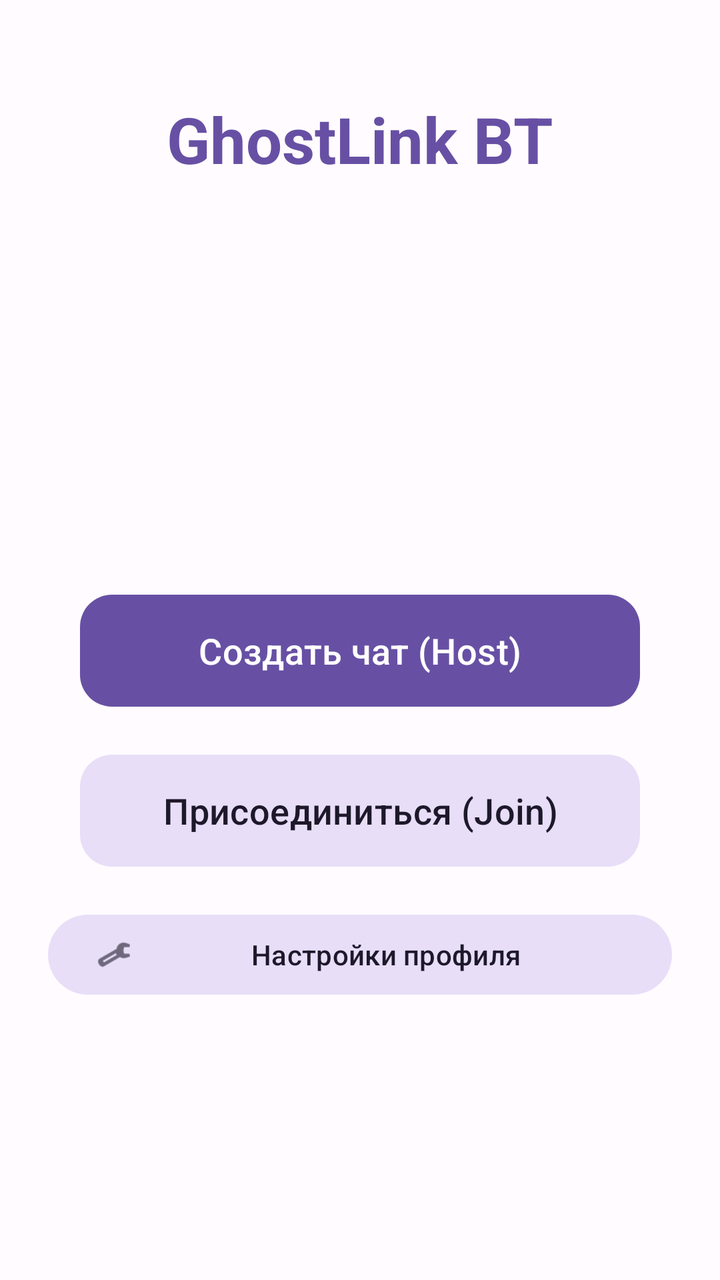
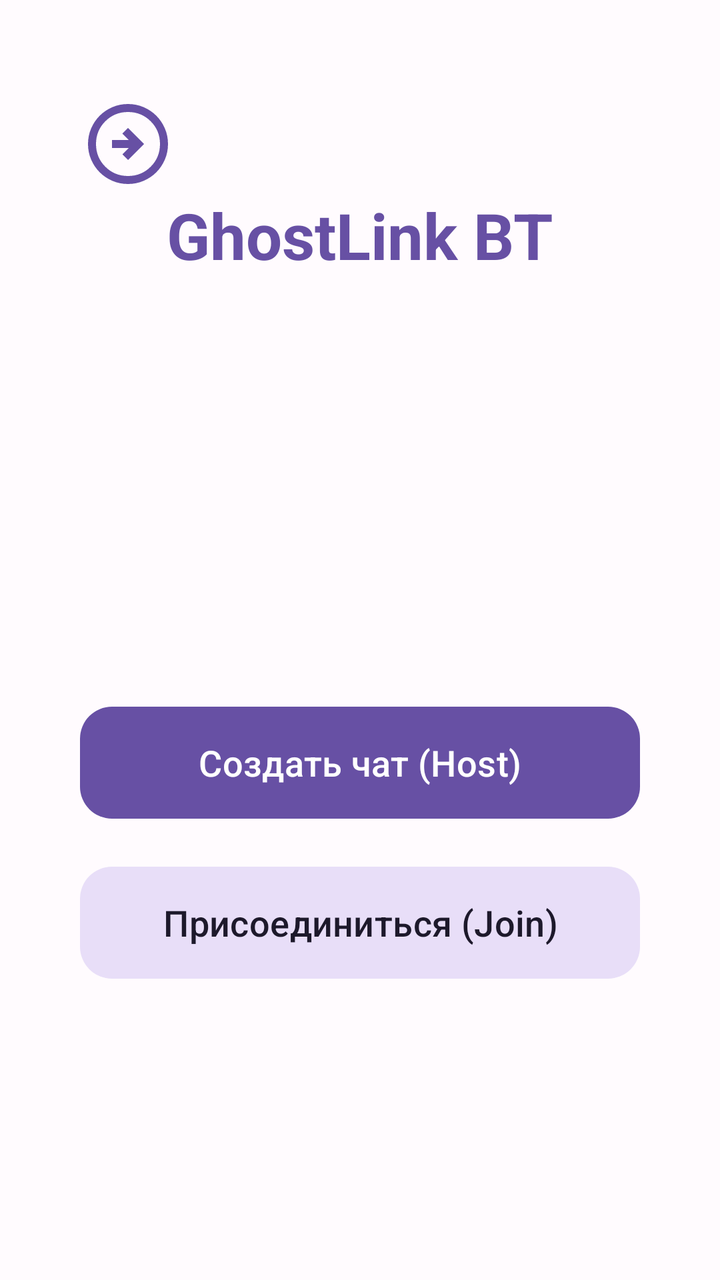

Two renders of the same Android screen: before a commit and after it. Below are the layout's source before the change and the commit's diff.
<!-- AndroidManifest.xml: application theme Theme.Ghostlink -->
<!-- res/layout/activity_main.xml -->
<?xml version="1.0" encoding="utf-8"?>
<LinearLayout xmlns:android="http://schemas.android.com/apk/res/android"
    xmlns:app="http://schemas.android.com/apk/res-auto"
    android:id="@+id/main"
    android:layout_width="match_parent"
    android:layout_height="match_parent"
    android:orientation="vertical"
    android:paddingTop="48dp"
    android:paddingHorizontal="24dp">

    <TextView
        android:id="@+id/titleText"
        android:layout_width="wrap_content"
        android:layout_height="wrap_content"
        android:layout_marginBottom="48dp"
        android:layout_gravity="center_horizontal" android:text="GhostLink BT"
        android:textColor="?attr/colorPrimary"
        android:textSize="32sp"
        android:textStyle="bold"
        android:textAlignment="center"
        style="@style/TextAppearance.Material3.HeadlineLarge" />

    <LinearLayout
        android:layout_width="match_parent"
        android:layout_height="match_parent"
        android:orientation="vertical"
        android:gravity="center">

        <com.google.android.material.button.MaterialButton
            android:id="@+id/btnHost"
            style="@style/Widget.Material3.Button"
            android:layout_width="match_parent"
            android:layout_height="64dp"
            android:layout_margin="16dp"
            android:text="Создать чат (Host)"
            android:textSize="18sp"
            app:cornerRadius="16dp" />

        <com.google.android.material.button.MaterialButton
            android:id="@+id/btnJoin"
            style="@style/Widget.Material3.Button.TonalButton"
            android:layout_width="match_parent"
            android:layout_height="64dp"
            android:layout_marginHorizontal="16dp"
            android:text="Присоединиться (Join)"
            android:textSize="18sp"
            app:cornerRadius="16dp" />

        <com.google.android.material.button.MaterialButton
            android:id="@+id/btnSettings"
            style="@style/Widget.Material3.Button.TonalButton"
            android:layout_width="match_parent"
            android:layout_height="wrap_content"
            android:layout_marginTop="16dp"
            android:text="Настройки профиля"
            app:icon="@android:drawable/ic_menu_preferences" />

    </LinearLayout>
</LinearLayout>
<!-- resources referenced by this layout -->
<resources>
  <style name="Theme.Ghostlink" parent="Base.Theme.Ghostlink" />
  <style name="Base.Theme.Ghostlink" parent="Theme.Material3.DayNight.NoActionBar">
          <item name="colorPrimary">@color/primary</item>
          <item name="colorOnPrimary">@color/onPrimary</item>
  
          <item name="android:windowBackground">#FFFBFE</item>
          <item name="android:statusBarColor">#FFFBFE</item>
          <item name="android:windowLightStatusBar">true</item>
      </style>
  <color name="primary">#6750A4</color>
  <color name="onPrimary">#FFFFFF</color>
</resources>

<!-- the commit's change to res/layout/activity_main.xml (unified diff, before → after) -->
@@ -1,59 +1,104 @@
 <?xml version="1.0" encoding="utf-8"?>
-<LinearLayout xmlns:android="http://schemas.android.com/apk/res/android"
+<androidx.drawerlayout.widget.DrawerLayout
+    xmlns:android="http://schemas.android.com/apk/res/android"
     xmlns:app="http://schemas.android.com/apk/res-auto"
-    android:id="@+id/main"
+    android:id="@+id/drawerLayout"
     android:layout_width="match_parent"
-    android:layout_height="match_parent"
-    android:orientation="vertical"
-    android:paddingTop="48dp"
-    android:paddingHorizontal="24dp">
-
-    <TextView
-        android:id="@+id/titleText"
-        android:layout_width="wrap_content"
-        android:layout_height="wrap_content"
-        android:layout_marginBottom="48dp"
-        android:layout_gravity="center_horizontal" android:text="GhostLink BT"
-        android:textColor="?attr/colorPrimary"
-        android:textSize="32sp"
-        android:textStyle="bold"
-        android:textAlignment="center"
-        style="@style/TextAppearance.Material3.HeadlineLarge" />
+    android:layout_height="match_parent">
 
     <LinearLayout
+        android:id="@+id/main"
         android:layout_width="match_parent"
         android:layout_height="match_parent"
         android:orientation="vertical"
-        android:gravity="center">
+        android:paddingTop="48dp"
+        android:paddingHorizontal="24dp">
 
-        <com.google.android.material.button.MaterialButton
-            android:id="@+id/btnHost"
-            style="@style/Widget.Material3.Button"
+        <ImageButton
+            android:id="@+id/btnOpenMenu"
+            android:layout_marginStart="16dp"
+            android:layout_width="48dp"
+            android:layout_height="48dp"
+            android:background="?attr/selectableItemBackgroundBorderless"
+            android:src="@drawable/ic_menu"
+            android:scaleType="fitCenter"
+            app:tint="?attr/colorPrimary"
+            android:contentDescription="Открыть меню" />
+
+        <TextView
+            android:id="@+id/titleText"
+            android:layout_width="wrap_content"
+            android:layout_height="wrap_content"
+            android:layout_marginBottom="48dp"
+            android:layout_gravity="center_horizontal"
+            android:text="GhostLink BT"
+            android:textColor="?attr/colorPrimary"
+            android:textSize="32sp"
+            android:textStyle="bold"
+            android:textAlignment="center"
+            style="@style/TextAppearance.Material3.HeadlineLarge" />
+
+        <LinearLayout
             android:layout_width="match_parent"
-            android:layout_height="64dp"
-            android:layout_margin="16dp"
-            android:text="Создать чат (Host)"
-            android:textSize="18sp"
-            app:cornerRadius="16dp" />
+            android:layout_height="match_parent"
+            android:orientation="vertical"
+            android:gravity="center">
 
-        <com.google.android.material.button.MaterialButton
-            android:id="@+id/btnJoin"
-            style="@style/Widget.Material3.Button.TonalButton"
-            android:layout_width="match_parent"
-            android:layout_height="64dp"
-            android:layout_marginHorizontal="16dp"
-            android:text="Присоединиться (Join)"
-            android:textSize="18sp"
-            app:cornerRadius="16dp" />
+            <com.google.android.material.button.MaterialButton
+                android:id="@+id/btnHost"
+                style="@style/Widget.Material3.Button"
+                android:layout_width="match_parent"
+                android:layout_height="64dp"
+                android:layout_margin="16dp"
+                android:text="Создать чат (Host)"
+                android:textSize="18sp"
+                app:cornerRadius="16dp" />
 
-        <com.google.android.material.button.MaterialButton
-            android:id="@+id/btnSettings"
-            style="@style/Widget.Material3.Button.TonalButton"
-            android:layout_width="match_parent"
-            android:layout_height="wrap_content"
-            android:layout_marginTop="16dp"
-            android:text="Настройки профиля"
-            app:icon="@android:drawable/ic_menu_preferences" />
+            <com.google.android.material.button.MaterialButton
+                android:id="@+id/btnJoin"
+                style="@style/Widget.Material3.Button.TonalButton"
+                android:layout_width="match_parent"
+                android:layout_height="64dp"
+                android:layout_marginHorizontal="16dp"
+                android:text="Присоединиться (Join)"
+                android:textSize="18sp"
+                app:cornerRadius="16dp" />
 
+        </LinearLayout>
     </LinearLayout>
+
+    <com.google.android.material.navigation.NavigationView
+        android:id="@+id/navigationView"
+        android:layout_width="wrap_content"
+        android:layout_height="match_parent"
+        android:layout_gravity="start"
+        app:menu="@menu/drawer_menu"
+        app:headerLayout="@layout/nav_header" />
+
+</androidx.drawerlayout.widget.DrawerLayout>
+<!-- res/layout/nav_header.xml (included above) -->
+<?xml version="1.0" encoding="utf-8"?>
+<LinearLayout xmlns:android="http://schemas.android.com/apk/res/android"
+    android:layout_width="match_parent"
+    android:layout_height="160dp"
+    android:background="?attr/colorPrimaryContainer"
+    android:gravity="bottom"
+    android:orientation="vertical"
+    android:padding="16dp">
+
+    <TextView
+        android:layout_width="wrap_content"
+        android:layout_height="wrap_content"
+        android:text="GhostLink"
+        android:textSize="24sp"
+        android:textStyle="bold"
+        android:textColor="?attr/colorOnPrimaryContainer" />
+
+    <TextView
+        android:layout_width="wrap_content"
+        android:layout_height="wrap_content"
+        android:text="Меню"
+        android:textSize="14sp"
+        android:textColor="?attr/colorOnPrimaryContainer"
+        android:alpha="0.8" />
 </LinearLayout>
<!-- resource entries referenced after the edit -->
@@ -1,5 +1,11 @@
 <!-- resources referenced by this layout -->
 <resources>
+  <!-- drawable ic_menu (drawable) -->
+  <vector xmlns:android="http://schemas.android.com/apk/res/android" android:autoMirrored="true" android:height="24dp" android:tint="#000000" android:viewportHeight="960" android:viewportWidth="960" android:width="24dp">
+        
+      <path android:fillColor="@android:color/white" android:pathData="M480,640L640,480L480,320L424,376L488,440L320,440L320,520L488,520L424,584L480,640ZM480,880Q397,880 324,848.5Q251,817 197,763Q143,709 111.5,636Q80,563 80,480Q80,397 111.5,324Q143,251 197,197Q251,143 324,111.5Q397,80 480,80Q563,80 636,111.5Q709,143 763,197Q817,251 848.5,324Q880,397 880,480Q880,563 848.5,636Q817,709 763,763Q709,817 636,848.5Q563,880 480,880ZM480,800Q614,800 707,707Q800,614 800,480Q800,346 707,253Q614,160 480,160Q346,160 253,253Q160,346 160,480Q160,614 253,707Q346,800 480,800ZM480,480Q480,480 480,480Q480,480 480,480Q480,480 480,480Q480,480 480,480Q480,480 480,480Q480,480 480,480Q480,480 480,480Q480,480 480,480Z"/>
+      
+  </vector>
   <style name="Theme.Ghostlink" parent="Base.Theme.Ghostlink" />
   <style name="Base.Theme.Ghostlink" parent="Theme.Material3.DayNight.NoActionBar">
           <item name="colorPrimary">@color/primary</item>
